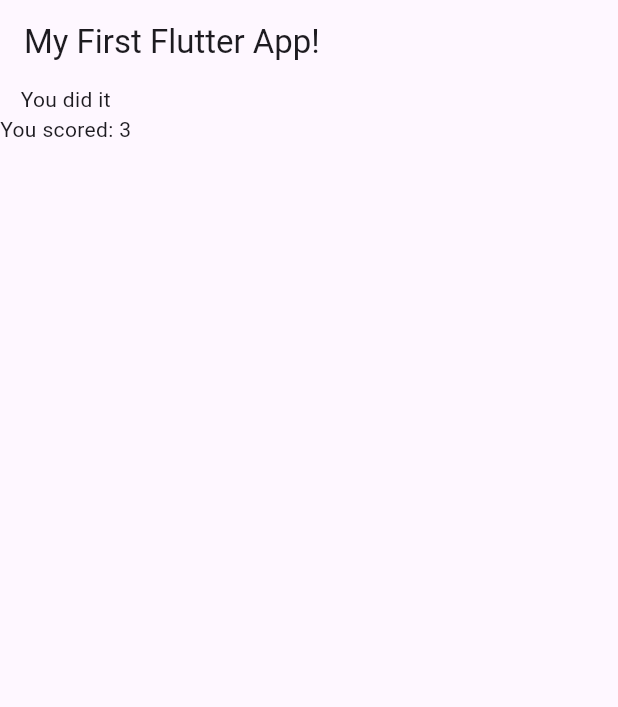
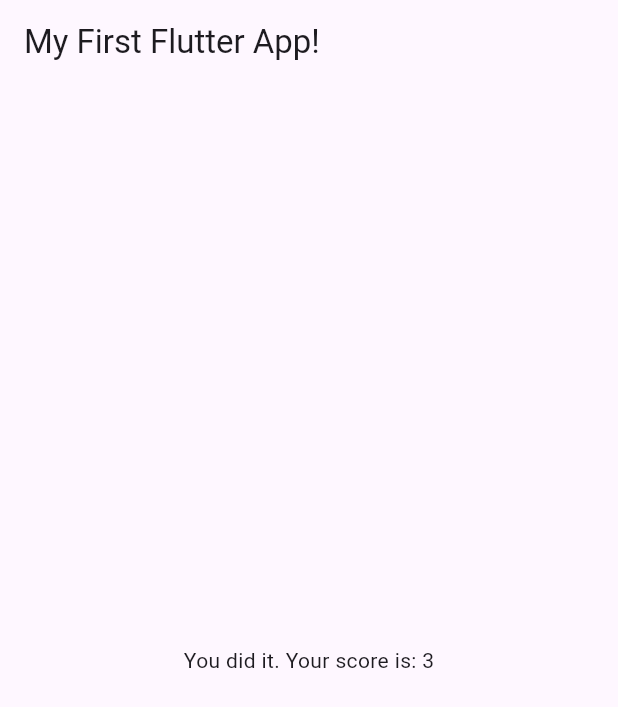
Before and after one commit to rasathelamedude/first-flutter-project, a Flutter app: the screen it shows after launch, after a tap on "White", after a tap on "Dog", on a phone screen of 412 x 824 dp. Shown: the top 707 px of the screen. Run offline on Flutter 3.47's test engine with Material 3 defaults, Android fonts, the phone set to English and light mode, and no system bars.

Commit message:
Center result page

```diff
--- a/lib/Result.dart
+++ b/lib/Result.dart
@@ -10,8 +10,6 @@ class Result extends StatelessWidget {
 
   @override
   Widget build(BuildContext context) {
-    return Column(
-      children: [Text(resultText!), Text("You scored: $totalScore")],
-    );
+    return Center(child: Text("${resultText!}. Your score is: $totalScore"));
   }
 }
```
